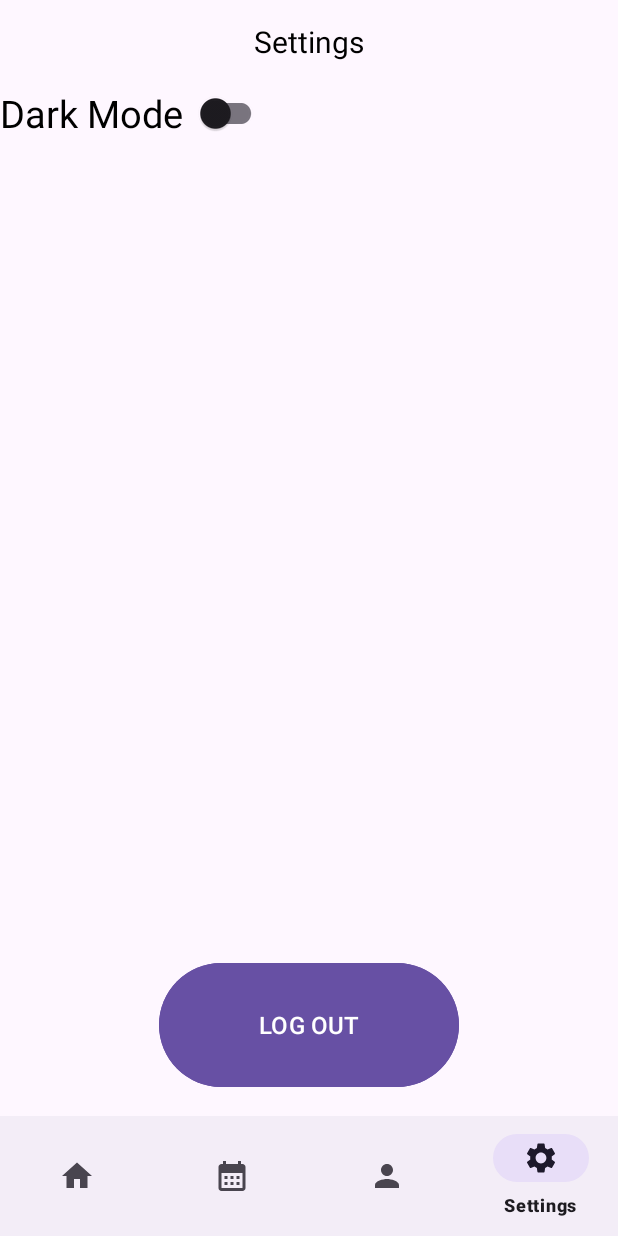
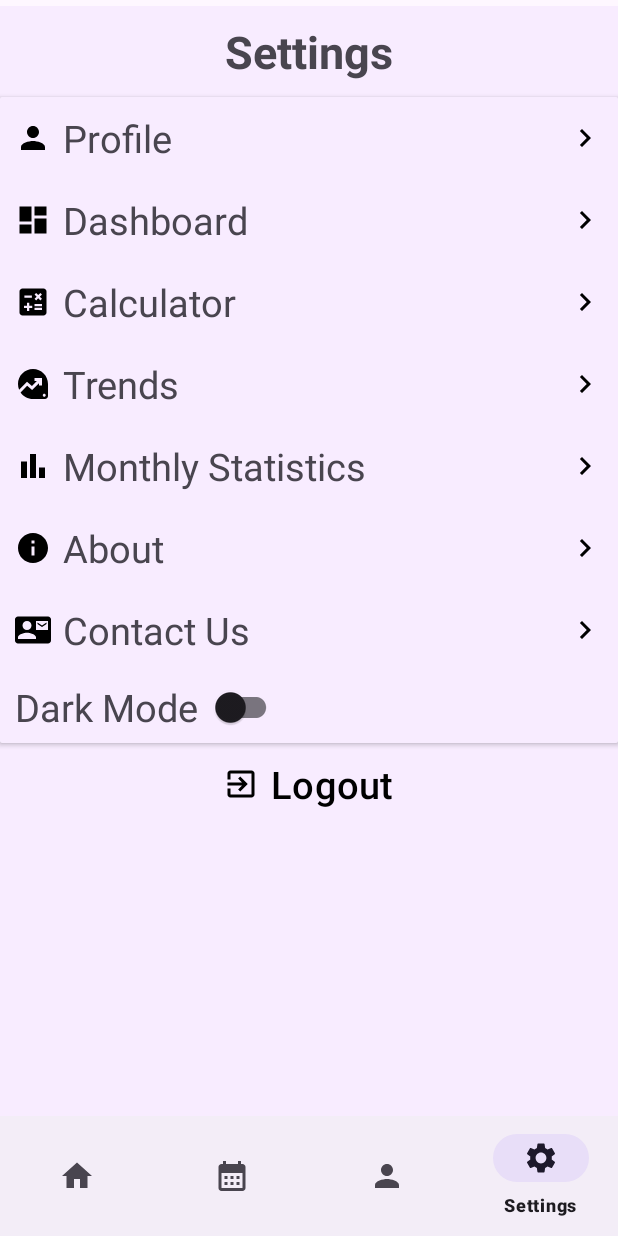
Before and after one commit to Dvaxinator/ExpenseTracker, an Android app: the screen it shows after launch once a user with an empty profile is signed in (UserMenu), item 4 of the bottom bar chosen, on a phone screen of 412 x 824 dp. Run offline under Robolectric (Android 15) with nearby library versions, the phone set to English and light mode, and no system bars; our stand-ins replace Firebase (no records; nobody signed in at launch, a user with empty details on screens opened directly), navigation-ui.

Commit message:
Added UI

```diff
--- a/app/src/main/java/com/example/expensetracker/SettingsFragment.java
+++ b/app/src/main/java/com/example/expensetracker/SettingsFragment.java
@@ -8,6 +8,7 @@ import android.view.ViewGroup;
 import android.widget.Button;
 
 import androidx.appcompat.app.AppCompatDelegate;
+import androidx.cardview.widget.CardView;
 import androidx.fragment.app.Fragment;
 
 import com.google.android.material.switchmaterial.SwitchMaterial;
@@ -25,6 +26,7 @@ public class SettingsFragment extends Fragment {
     private Button buttonLogOut;
     private FirebaseAuth mAuth;
     private SwitchMaterial switchDarkMode;
+    CardView cardView;
 
     // TODO: Rename parameter arguments, choose names that match
     // the fragment initialization parameters, e.g. ARG_ITEM_NUMBER
@@ -75,6 +77,8 @@ public class SettingsFragment extends Fragment {
         buttonLogOut = view.findViewById(R.id.buttonLogOut);
         buttonLogOut.setOnClickListener(v -> logout());
 
+        cardView = view.findViewById(R.id.cardView);
+
         switchDarkMode = view.findViewById(R.id.switchDarkMode);
         switchDarkMode.setChecked(AppCompatDelegate.getDefaultNightMode() == AppCompatDelegate.MODE_NIGHT_YES);
         switchDarkMode.setOnCheckedChangeListener((buttonView, isChecked) -> {
--- /dev/null
+++ b/app/src/main/res/drawable/baseline_bar_chart_24.xml
@@ -0,0 +1,9 @@
+<vector xmlns:android="http://schemas.android.com/apk/res/android" android:height="24dp" android:tint="#000000" android:viewportHeight="24" android:viewportWidth="24" android:width="24dp">
+
+    <path android:fillColor="@android:color/white" android:pathData="M4,9h4v11h-4z"/>
+
+    <path android:fillColor="@android:color/white" android:pathData="M16,13h4v7h-4z"/>
+
+    <path android:fillColor="@android:color/white" android:pathData="M10,4h4v16h-4z"/>
+
+</vector>
--- /dev/null
+++ b/app/src/main/res/drawable/baseline_calculate_24.xml
@@ -0,0 +1,5 @@
+<vector xmlns:android="http://schemas.android.com/apk/res/android" android:height="24dp" android:tint="#000000" android:viewportHeight="24" android:viewportWidth="24" android:width="24dp">
+
+    <path android:fillColor="@android:color/white" android:pathData="M19,3H5C3.9,3 3,3.9 3,5v14c0,1.1 0.9,2 2,2h14c1.1,0 2,-0.9 2,-2V5C21,3.9 20.1,3 19,3zM13.03,7.06L14.09,6l1.41,1.41L16.91,6l1.06,1.06l-1.41,1.41l1.41,1.41l-1.06,1.06L15.5,9.54l-1.41,1.41l-1.06,-1.06l1.41,-1.41L13.03,7.06zM6.25,7.72h5v1.5h-5V7.72zM11.5,16h-2v2H8v-2H6v-1.5h2v-2h1.5v2h2V16zM18,17.25h-5v-1.5h5V17.25zM18,14.75h-5v-1.5h5V14.75z"/>
+
+</vector>
--- /dev/null
+++ b/app/src/main/res/drawable/baseline_contact_mail_24.xml
@@ -0,0 +1,5 @@
+<vector xmlns:android="http://schemas.android.com/apk/res/android" android:height="24dp" android:tint="#000000" android:viewportHeight="24" android:viewportWidth="24" android:width="24dp">
+
+    <path android:fillColor="@android:color/white" android:pathData="M21,8L21,7l-3,2 -3,-2v1l3,2 3,-2zM22,3L2,3C0.9,3 0,3.9 0,5v14c0,1.1 0.9,2 2,2h20c1.1,0 1.99,-0.9 1.99,-2L24,5c0,-1.1 -0.9,-2 -2,-2zM8,6c1.66,0 3,1.34 3,3s-1.34,3 -3,3 -3,-1.34 -3,-3 1.34,-3 3,-3zM14,18L2,18v-1c0,-2 4,-3.1 6,-3.1s6,1.1 6,3.1v1zM22,12h-8L14,6h8v6z"/>
+
+</vector>
--- /dev/null
+++ b/app/src/main/res/drawable/baseline_dashboard_24.xml
@@ -0,0 +1,5 @@
+<vector xmlns:android="http://schemas.android.com/apk/res/android" android:height="24dp" android:tint="#000000" android:viewportHeight="24" android:viewportWidth="24" android:width="24dp">
+
+    <path android:fillColor="@android:color/white" android:pathData="M3,13h8L11,3L3,3v10zM3,21h8v-6L3,15v6zM13,21h8L21,11h-8v10zM13,3v6h8L21,3h-8z"/>
+
+</vector>
--- /dev/null
+++ b/app/src/main/res/drawable/baseline_data_exploration_24.xml
@@ -0,0 +1,5 @@
+<vector xmlns:android="http://schemas.android.com/apk/res/android" android:height="24dp" android:tint="#000000" android:viewportHeight="24" android:viewportWidth="24" android:width="24dp">
+
+    <path android:fillColor="@android:color/white" android:pathData="M12,2C6.48,2 2,6.48 2,12c0,1.33 0.26,2.61 0.74,3.77L8,10.5l3.3,2.78L14.58,10H13V8h5v5h-2v-1.58L11.41,16l-3.29,-2.79l-4.4,4.4C5.52,20.26 8.56,22 12,22h8c1.1,0 2,-0.9 2,-2v-8C22,6.48 17.52,2 12,2zM19.5,20.5c-0.55,0 -1,-0.45 -1,-1s0.45,-1 1,-1s1,0.45 1,1S20.05,20.5 19.5,20.5z"/>
+
+</vector>
--- /dev/null
+++ b/app/src/main/res/drawable/baseline_exit_to_app_24.xml
@@ -0,0 +1,5 @@
+<vector xmlns:android="http://schemas.android.com/apk/res/android" android:autoMirrored="true" android:height="24dp" android:tint="#000000" android:viewportHeight="24" android:viewportWidth="24" android:width="24dp">
+
+    <path android:fillColor="@android:color/white" android:pathData="M10.09,15.59L11.5,17l5,-5 -5,-5 -1.41,1.41L12.67,11H3v2h9.67l-2.58,2.59zM19,3H5c-1.11,0 -2,0.9 -2,2v4h2V5h14v14H5v-4H3v4c0,1.1 0.89,2 2,2h14c1.1,0 2,-0.9 2,-2V5c0,-1.1 -0.9,-2 -2,-2z"/>
+
+</vector>
--- /dev/null
+++ b/app/src/main/res/drawable/baseline_info_24.xml
@@ -0,0 +1,5 @@
+<vector xmlns:android="http://schemas.android.com/apk/res/android" android:height="24dp" android:tint="#000000" android:viewportHeight="24" android:viewportWidth="24" android:width="24dp">
+
+    <path android:fillColor="@android:color/white" android:pathData="M12,2C6.48,2 2,6.48 2,12s4.48,10 10,10 10,-4.48 10,-10S17.52,2 12,2zM13,17h-2v-6h2v6zM13,9h-2L11,7h2v2z"/>
+
+</vector>
--- /dev/null
+++ b/app/src/main/res/drawable/baseline_keyboard_arrow_right_24.xml
@@ -0,0 +1,5 @@
+<vector xmlns:android="http://schemas.android.com/apk/res/android" android:autoMirrored="true" android:height="24dp" android:tint="#000000" android:viewportHeight="24" android:viewportWidth="24" android:width="24dp">
+
+    <path android:fillColor="@android:color/white" android:pathData="M8.59,16.59L13.17,12 8.59,7.41 10,6l6,6 -6,6 -1.41,-1.41z"/>
+
+</vector>
--- a/app/src/main/res/layout/fragment_account.xml
+++ b/app/src/main/res/layout/fragment_account.xml
@@ -8,22 +8,26 @@
     android:orientation="vertical"
     tools:context=".AccountFragment">
 
-    <TextView
-        android:id="@+id/AccountTitle"
-        android:layout_width="wrap_content"
-        android:layout_height="wrap_content"
+    <ImageView
+        android:layout_width="match_parent"
+        android:layout_height="250dp"
+        android:src="@drawable/account_background"
+        android:id="@+id/img"/>
+
+    <ImageView
+        android:layout_width="225dp"
+        android:layout_height="219dp"
+        android:layout_marginTop="-110dp"
+        android:src="@drawable/register_user"
+        android:layout_below="@+id/img"
         android:layout_centerHorizontal="true"
-        android:layout_marginBottom="16dp"
-        android:text="Account"
-        android:textColor="?attr/colorOnBackground"
-        android:textSize="30sp"
-        android:textStyle="bold" />
+        android:id="@+id/img2"/>
 
     <Button
         android:id="@+id/buttonAccountInfo"
         android:layout_width="match_parent"
         android:layout_height="wrap_content"
-        android:layout_below="@id/AccountTitle"
+        android:layout_below="@id/img2"
         android:layout_marginBottom="8dp"
         android:backgroundTint="?attr/colorButtonNormal"
         android:text="Account Info"
@@ -36,14 +40,12 @@
         android:layout_height="wrap_content"
         android:layout_below="@id/buttonAccountInfo"
         android:layout_margin="16dp"
-        android:background="@drawable/rounded_border_bg"
         android:visibility="invisible">
 
         <TextView
             android:id="@+id/emailInfo"
             android:layout_width="wrap_content"
             android:layout_height="wrap_content"
-            android:padding="16dp"
             android:text="Email: "
             android:textColor="?attr/colorOnBackground"
             android:textSize="22sp" />
@@ -53,7 +55,7 @@
             android:layout_width="wrap_content"
             android:layout_height="wrap_content"
             android:layout_below="@id/emailInfo"
-            android:padding="16dp"
+
             android:text="Username:"
             android:textColor="?attr/colorOnBackground"
             android:textSize="22sp" />
--- a/app/src/main/res/layout/fragment_settings.xml
+++ b/app/src/main/res/layout/fragment_settings.xml
@@ -5,14 +5,15 @@
     android:id="@+id/settings"
     android:layout_width="match_parent"
     android:layout_height="match_parent"
-    tools:context=".SettingsFragment">
+    tools:context=".SettingsFragment"
+    android:background="@color/lightPurple">
 
     <LinearLayout
         android:layout_width="match_parent"
         android:layout_height="match_parent"
         android:orientation="vertical">
 
-        <LinearLayout
+        <RelativeLayout
             android:id="@+id/linearLayout"
             android:layout_width="match_parent"
             android:layout_height="0dp"
@@ -26,21 +27,110 @@
                 android:padding="10dp"
                 android:text="Settings"
                 android:textAlignment="center"
-                android:textColor="?attr/colorOnBackground"
-                android:textSize="20sp" />
+                android:textSize="30sp"
+                android:textStyle="bold"/>
 
+            <androidx.cardview.widget.CardView
+                android:layout_width="match_parent"
+                android:layout_height="wrap_content"
+                android:layout_below="@id/SettingsTitle"
+                android:paddingTop="10dp"
+                android:id="@+id/cardView">
+                <LinearLayout
+                    android:layout_width="match_parent"
+                    android:layout_height="wrap_content"
+                    android:orientation="vertical">
+                    <TextView
+                        android:layout_width="match_parent"
+                        android:layout_height="wrap_content"
+                        android:text="Profile"
+                        android:drawableLeft="@drawable/baseline_person_24"
+                        android:drawablePadding="8dp"
+                        android:padding="10dp"
+                        android:textSize="25sp"
+                        android:background="@color/lightPurple"
+                        android:drawableRight="@drawable/baseline_keyboard_arrow_right_24"
+                        />
+                    <TextView
+                        android:layout_width="match_parent"
+                        android:layout_height="wrap_content"
+                        android:text="Dashboard"
+                        android:drawableLeft="@drawable/baseline_dashboard_24"
+                        android:drawablePadding="8dp"
+                        android:textSize="25sp"
+                        android:padding="10dp"
+                        android:background="@color/lightPurple"
+                        android:drawableRight="@drawable/baseline_keyboard_arrow_right_24"
+                        />
+                    <TextView
+                        android:layout_width="match_parent"
+                        android:layout_height="wrap_content"
+                        android:text="Calculator"
+                        android:drawableLeft="@drawable/baseline_calculate_24"
+                        android:drawablePadding="8dp"
+                        android:textSize="25sp"
+                        android:padding="10dp"
+                        android:background="@color/lightPurple"
+                        android:drawableRight="@drawable/baseline_keyboard_arrow_right_24"
+                        />
+                    <TextView
+                        android:layout_width="match_parent"
+                        android:layout_height="wrap_content"
+                        android:text="Trends"
+                        android:drawableLeft="@drawable/baseline_data_exploration_24"
+                        android:drawablePadding="8dp"
+                        android:textSize="25sp"
+                        android:padding="10dp"
+                        android:background="@color/lightPurple"
+                        android:drawableRight="@drawable/baseline_keyboard_arrow_right_24"
+                        />
+                    <TextView
+                        android:layout_width="match_parent"
+                        android:layout_height="wrap_content"
+                        android:text="Monthly Statistics"
+                        android:drawableLeft="@drawable/baseline_bar_chart_24"
+                        android:drawablePadding="8dp"
+                        android:textSize="25sp"
+                        android:padding="10dp"
+                        android:background="@color/lightPurple"
+                        android:drawableRight="@drawable/baseline_keyboard_arrow_right_24"
+                        />
+                    <TextView
+                        android:layout_width="match_parent"
+                        android:layout_height="wrap_content"
+                        android:text="About"
+                        android:drawableLeft="@drawable/baseline_info_24"
+                        android:drawablePadding="8dp"
+                        android:textSize="25sp"
+                        android:padding="10dp"
+                        android:background="@color/lightPurple"
+                        android:drawableRight="@drawable/baseline_keyboard_arrow_right_24"
+                        />
+                    <TextView
+                        android:layout_width="match_parent"
+                        android:layout_height="wrap_content"
+                        android:text="Contact Us"
+                        android:drawableLeft="@drawable/baseline_contact_mail_24"
+                        android:drawablePadding="8dp"
+                        android:textSize="25sp"
+                        android:padding="10dp"
+                        android:background="@color/lightPurple"
+                        android:drawableRight="@drawable/baseline_keyboard_arrow_right_24"
+                        />
                     <LinearLayout
                         android:layout_width="match_parent"
                         android:layout_height="wrap_content"
                         android:gravity="center_vertical"
-                android:orientation="horizontal">
+                        android:orientation="horizontal"
+                        android:layout_below="@id/cardView"
+                        android:paddingLeft="10dp"
+                        android:background="@color/lightPurple">
 
                         <TextView
                             android:layout_width="wrap_content"
                             android:layout_height="wrap_content"
                             android:paddingEnd="8dp"
                             android:text="Dark Mode"
-                    android:textColor="?attr/colorOnBackground"
                             android:textSize="25sp" />
 
                         <com.google.android.material.switchmaterial.SwitchMaterial
@@ -50,18 +140,23 @@
                             android:layout_gravity="center" />
                     </LinearLayout>
                 </LinearLayout>
-
+            </androidx.cardview.widget.CardView>
             <Button
                 android:id="@+id/buttonLogOut"
-            android:layout_width="200dp"
-            android:layout_height="20dp"
+                android:layout_width="wrap_content"
+                android:layout_height="wrap_content"
                 android:layout_gravity="center"
-            android:layout_marginBottom="15dp"
-            android:layout_weight="1"
-            android:backgroundTint="?attr/colorButtonNormal"
-            android:text="LOG OUT"
-            android:textColor="@android:color/white"
-            android:textSize="16sp" />
-
+                android:text="Logout"
+                android:textColor="@android:color/black"
+                android:textSize="25sp"
+                android:background="@android:color/transparent"
+                android:drawableLeft="@drawable/baseline_exit_to_app_24"
+                android:drawablePadding="8dp"
+                android:paddingStart="16dp"
+                android:paddingEnd="16dp"
+                android:layout_below="@id/cardView"
+                android:layout_centerHorizontal="true"
+                />
+        </RelativeLayout>
     </LinearLayout>
 </FrameLayout>
--- a/app/src/main/res/values-night/themes.xml
+++ b/app/src/main/res/values-night/themes.xml
@@ -6,6 +6,7 @@
         <item name="colorOnBackground">@color/white</item>
         <item name="colorSurface">@color/black</item>
         <item name="colorButtonNormal">@color/purple</item>
+        <item name="android:textColor">@color/black</item>
     </style>
 
     <style name="NoTintButton" parent="Widget.MaterialComponents.Button">
```
Also changed, not shown: app/src/main/res/drawable/account_background.jpeg (added), app/src/main/res/drawable/register_user.png (added). Lines whose indentation alone changed are shown as unchanged.
